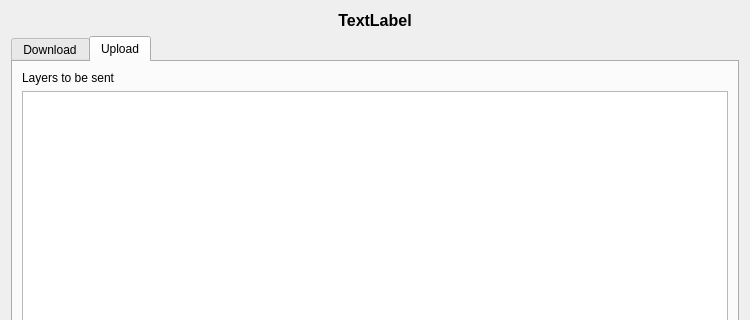
ygversil/qgis-guided-offline-editing, file guided_offline_editing_dialog_base.ui: the form before one commit; both pictures show x 0 to 750 and y 0 to 320 of the 750 by 560 pixel window.
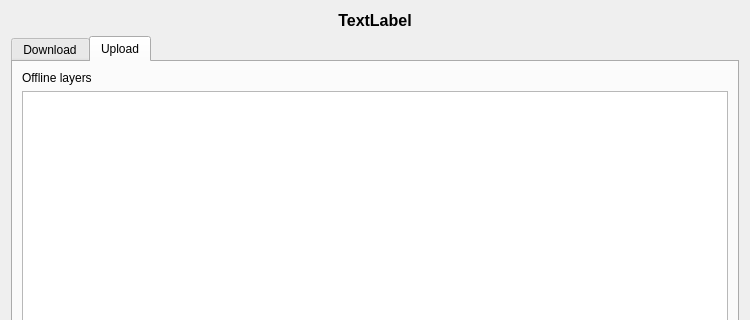
The form after the commit. The open tabs and pages were chosen to show the change. Icons and pictures are not drawn.

Commit message: Update list label: Layers to be sent -> Offline layers

Patch:
```diff
--- a/guided_offline_editing_dialog_base.ui
+++ b/guided_offline_editing_dialog_base.ui
@@ -66,7 +66,7 @@
        <item>
         <widget class="QLabel" name="uploadLayerlabel">
          <property name="text">
-          <string>Layers to be sent</string>
+          <string>Offline layers</string>
          </property>
         </widget>
        </item>
```
